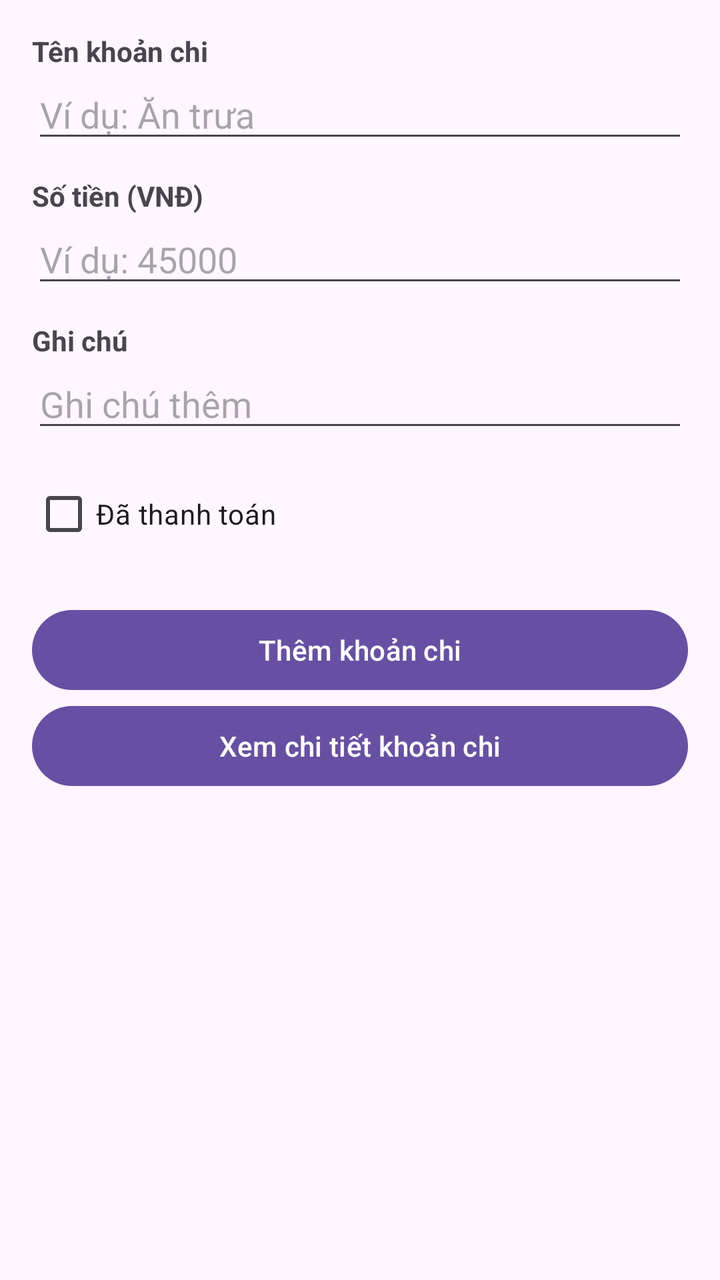
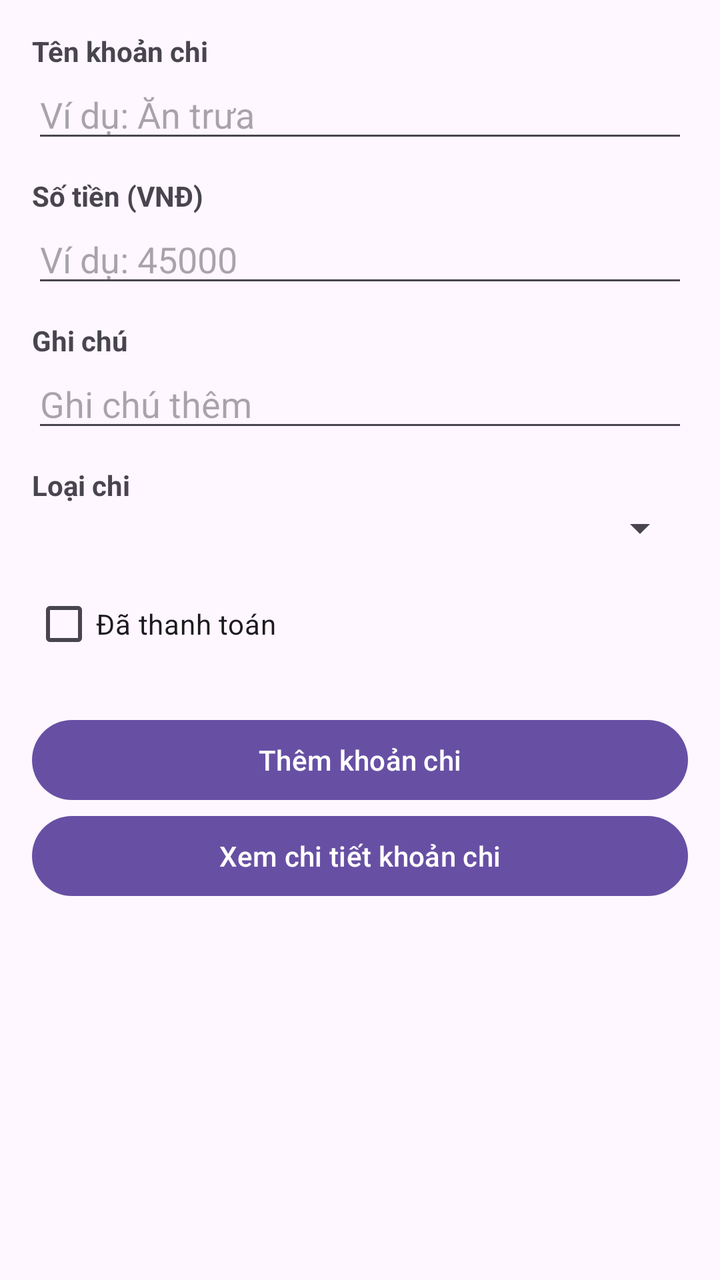

Two renders of the same Android screen: before a commit and after it. Below are the layout's source before the change and the commit's diff.
<!-- AndroidManifest.xml: application theme Theme.KTGK_2415141122103_TranThiHanh -->
<!-- res/layout/activity_main.xml -->
<?xml version="1.0" encoding="utf-8"?>
<ScrollView xmlns:android="http://schemas.android.com/apk/res/android"
    android:layout_width="match_parent"
    android:layout_height="match_parent">

    <LinearLayout
        android:layout_width="match_parent"
        android:layout_height="wrap_content"
        android:orientation="vertical"
        android:padding="16dp">

        <TextView android:layout_width="wrap_content" android:layout_height="wrap_content"
            android:text="Tên khoản chi" android:textStyle="bold" />
        <EditText android:id="@+id/edtTenKhoanChi_103"
            android:layout_width="match_parent" android:layout_height="wrap_content"
            android:hint="Ví dụ: Ăn trưa" android:inputType="text" />

        <TextView android:layout_width="wrap_content" android:layout_height="wrap_content"
            android:layout_marginTop="12dp" android:text="Số tiền (VNĐ)" android:textStyle="bold" />
        <EditText android:id="@+id/edtSoTien_103"
            android:layout_width="match_parent" android:layout_height="wrap_content"
            android:hint="Ví dụ: 45000"
            android:inputType="numberDecimal|numberSigned" />

        <TextView android:layout_width="wrap_content" android:layout_height="wrap_content"
            android:layout_marginTop="12dp" android:text="Ghi chú" android:textStyle="bold" />
        <EditText android:id="@+id/edtGhiChu_103"
            android:layout_width="match_parent" android:layout_height="wrap_content"
            android:hint="Ghi chú thêm" android:inputType="textMultiLine" />
        <CheckBox
            android:id="@+id/chkDaThanhToan_103"
            android:layout_width="wrap_content"
            android:layout_height="wrap_content"
            android:layout_marginTop="12dp"
            android:text="Đã thanh toán" />
        <Button android:id="@+id/btnThemKhoanChi_103"
            android:layout_width="match_parent" android:layout_height="wrap_content"
            android:layout_marginTop="20dp" android:text="Thêm khoản chi" />
        <Button android:id="@+id/btnXemChiTiet_103"
            android:layout_width="match_parent" android:layout_height="wrap_content"
            android:text="Xem chi tiết khoản chi" />
    </LinearLayout>
</ScrollView>
<!-- resources referenced by this layout -->
<resources>
  <style name="Theme.KTGK_2415141122103_TranThiHanh" parent="Base.Theme.KTGK_2415141122103_TranThiHanh" />
  <style name="Base.Theme.KTGK_2415141122103_TranThiHanh" parent="Theme.Material3.DayNight.NoActionBar">
          
          
      </style>
</resources>

<!-- the commit's change to res/layout/activity_main.xml (unified diff, before → after) -->
@@ -27,6 +27,12 @@
         <EditText android:id="@+id/edtGhiChu_103"
             android:layout_width="match_parent" android:layout_height="wrap_content"
             android:hint="Ghi chú thêm" android:inputType="textMultiLine" />
+        <TextView android:layout_width="wrap_content" android:layout_height="wrap_content"
+            android:layout_marginTop="12dp" android:text="Loại chi" android:textStyle="bold" />
+        <Spinner
+            android:id="@+id/spnLoaiChi_103"
+            android:layout_width="match_parent"
+            android:layout_height="wrap_content" />
         <CheckBox
             android:id="@+id/chkDaThanhToan_103"
             android:layout_width="wrap_content"
